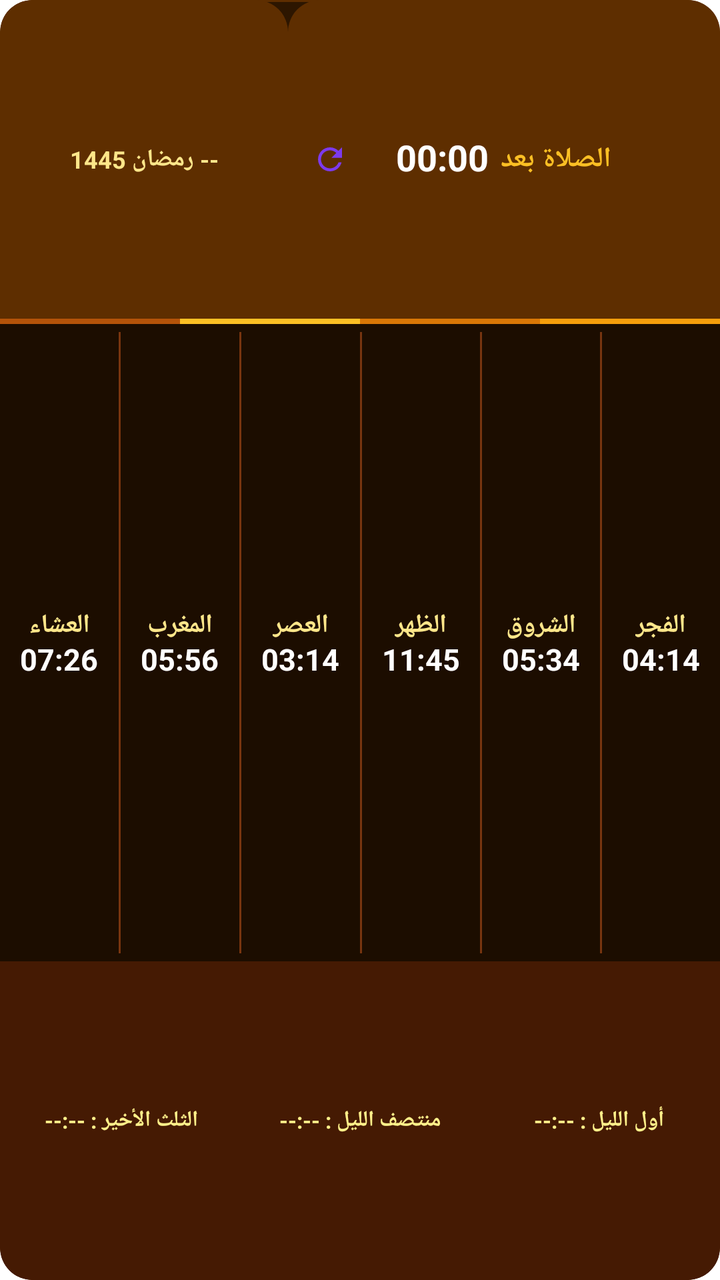
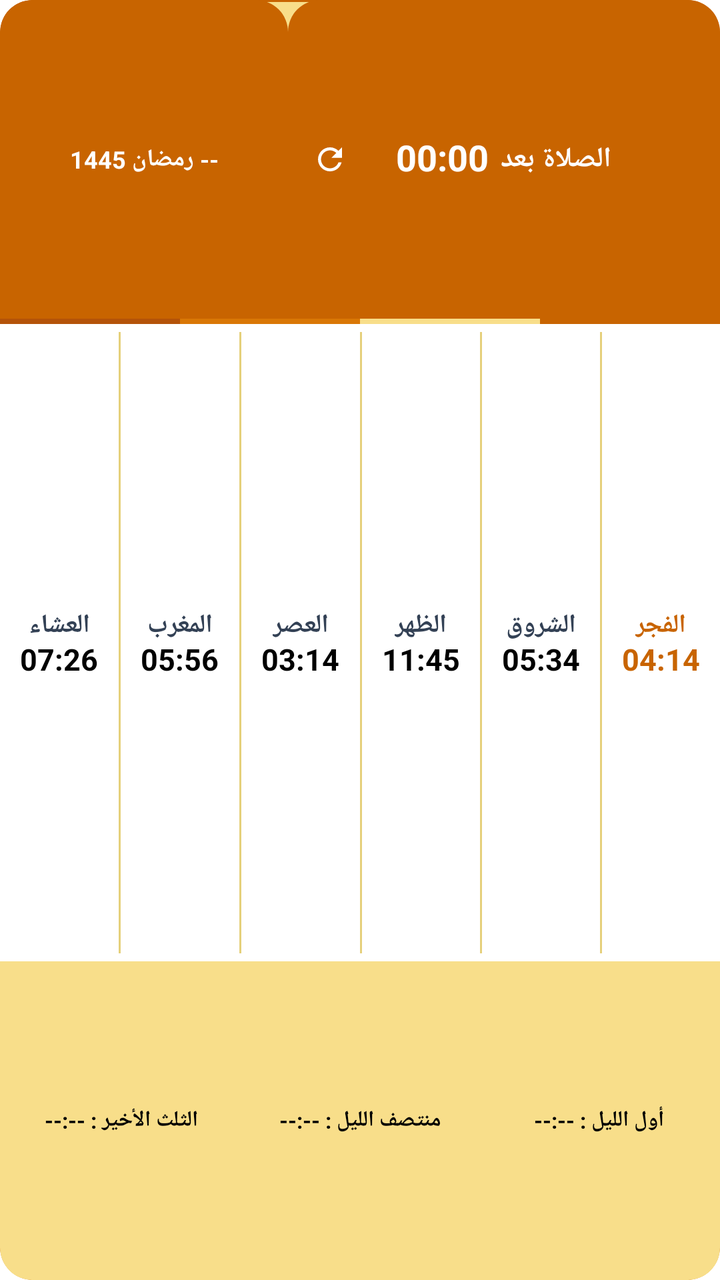

Before-and-after screenshots of an Android layout around one commit, followed by the original layout XML and the change that was made.
<!-- AndroidManifest.xml: application theme AppTheme.NoActionBar -->
<!-- res/layout/prayer_widget.xml -->
<?xml version="1.0" encoding="utf-8"?>
<LinearLayout xmlns:android="http://schemas.android.com/apk/res/android"
    android:id="@+id/widget_root"
    android:layout_width="match_parent"
    android:layout_height="match_parent"
    android:orientation="vertical"
    android:layoutDirection="rtl"
    android:background="@drawable/widget_bg_white"
    android:clipToOutline="true"
    android:layout_margin="0dp"
    android:padding="0dp">

    
    <LinearLayout
        android:layout_width="match_parent"
        android:layout_height="0dp"
        android:layout_weight="25"
        android:orientation="horizontal"
        android:baselineAligned="false">

        
        <RelativeLayout
            android:id="@+id/widget_top_right_section"
            android:layout_width="0dp"
            android:layout_weight="6"
            android:layout_height="match_parent"
            android:background="@drawable/widget_top_right_bg"
            android:padding="0dp">

            
            <ImageView
                android:id="@+id/widget_app_icon_small"
                android:layout_width="22dp"
                android:layout_height="22dp"
                android:src="@mipmap/ic_launcher"
                android:layout_alignParentStart="true"
                android:layout_centerVertical="true"
                android:layout_marginStart="12dp"
                android:contentDescription="App Icon" />

            <ImageView
                android:id="@+id/widget_app_icon_large"
                android:layout_width="34dp"
                android:layout_height="34dp"
                android:src="@mipmap/ic_launcher"
                android:layout_alignParentStart="true"
                android:layout_centerVertical="true"
                android:layout_marginStart="12dp"
                android:visibility="gone"
                android:contentDescription="App Icon Large" />

            
            <LinearLayout
                android:id="@+id/widget_next_prayer_container"
                android:layout_width="wrap_content"
                android:layout_height="wrap_content"
                android:orientation="horizontal"
                android:layout_centerInParent="true"
                android:gravity="center">

                <TextView
                    android:id="@+id/widget_next_prayer_name"
                    android:layout_width="wrap_content"
                    android:layout_height="wrap_content"
                    android:text="الصلاة بعد"
                    android:textColor="#FBBF24"
                    android:textSize="14sp"
                    android:textStyle="bold"
                    android:layout_marginEnd="6dp"
                    android:singleLine="true"
                    android:includeFontPadding="false" />

                <Chronometer
                    android:id="@+id/widget_next_prayer_time"
                    android:layout_width="wrap_content"
                    android:layout_height="wrap_content"
                    android:textColor="#FFFFFF"
                    android:textSize="18sp"
                    android:textStyle="bold"
                    android:layout_marginTop="0dp"
                    android:countDown="true"
                    android:singleLine="true"
                    android:includeFontPadding="false" />

                <TextView
                    android:id="@+id/widget_next_prayer_time_en"
                    android:layout_width="wrap_content"
                    android:layout_height="wrap_content"
                    android:textColor="#FFFFFF"
                    android:textSize="18sp"
                    android:textStyle="bold"
                    android:layout_marginTop="0dp"
                    android:visibility="gone" />
            </LinearLayout>

            
            <ImageView
                android:id="@+id/widget_btn_refresh"
                android:layout_width="22dp"
                android:layout_height="22dp"
                android:src="@drawable/ic_widget_refresh"
                android:layout_alignParentEnd="true"
                android:layout_centerVertical="true"
                android:layout_marginEnd="10dp"
                android:padding="2dp"
                android:contentDescription="Refresh" />
        </RelativeLayout>

        
        <LinearLayout
            android:id="@+id/widget_left_section"
            android:layout_width="0dp"
            android:layout_weight="4"
            android:layout_height="match_parent"
            android:background="@drawable/widget_left_bg"
            android:orientation="vertical"
            android:gravity="center"
            android:clickable="true"
            android:focusable="true"
            android:paddingStart="4dp"
            android:paddingEnd="4dp">

            <TextView
                android:id="@+id/widget_hijri_date"
                android:layout_width="match_parent"
                android:layout_height="wrap_content"
                android:text="-- رمضان 1445"
                android:textColor="#FDE68A"
                android:textSize="12sp"
                android:textStyle="bold"
                android:gravity="center"
                android:textAlignment="center"
                android:singleLine="true" />

            <TextView
                android:id="@+id/widget_gregorian_date"
                android:layout_width="match_parent"
                android:layout_height="wrap_content"
                android:text="-- -- --"
                android:textColor="#FDE68A"
                android:textSize="10sp"
                android:textStyle="bold"
                android:gravity="center"
                android:textAlignment="center"
                android:singleLine="true"
                android:visibility="gone"
                android:layout_marginTop="1dp" />
        </LinearLayout>
    </LinearLayout>

    
    <LinearLayout
        android:id="@+id/widget_accent_strip"
        android:layout_width="match_parent"
        android:layout_height="2.5dp"
        android:orientation="horizontal"
        android:baselineAligned="false">
        <FrameLayout
            android:id="@+id/full_strip_purple"
            android:layout_width="0dp"
            android:layout_weight="1"
            android:layout_height="match_parent"
            android:background="#F59E0B" />
        <FrameLayout
            android:id="@+id/full_strip_green"
            android:layout_width="0dp"
            android:layout_weight="1"
            android:layout_height="match_parent"
            android:background="#D97706" />
        <FrameLayout
            android:id="@+id/full_strip_teal"
            android:layout_width="0dp"
            android:layout_weight="1"
            android:layout_height="match_parent"
            android:background="#FBBF24" />
        <FrameLayout
            android:id="@+id/full_strip_terracotta"
            android:layout_width="0dp"
            android:layout_weight="1"
            android:layout_height="match_parent"
            android:background="#B45309" />
    </LinearLayout>

    
    <LinearLayout
        android:id="@+id/widget_middle_section"
        android:layout_width="match_parent"
        android:layout_height="0dp"
        android:layout_weight="50"
        android:orientation="horizontal"
        android:background="#1C0D00"
        android:paddingTop="2dp"
        android:paddingBottom="2dp"
        android:clickable="true"
        android:focusable="true">

        
        <LinearLayout android:id="@+id/col_fajr" android:layout_width="0dp" android:layout_weight="1" android:layout_height="match_parent" android:orientation="vertical" android:gravity="center">
            <TextView android:id="@+id/name_fajr" android:layout_width="wrap_content" android:layout_height="wrap_content" android:text="الفجر" android:textColor="#FDE68A" android:textSize="13sp" android:textStyle="bold" android:singleLine="true" android:includeFontPadding="false"/>
            <TextView android:id="@+id/time_fajr" android:layout_width="wrap_content" android:layout_height="wrap_content" android:text="04:14" android:textColor="#FFFFFF" android:textSize="15sp" android:textStyle="bold" android:layout_marginTop="0dp" android:singleLine="true" android:includeFontPadding="false"/>
        </LinearLayout>
        <FrameLayout android:id="@+id/sep_1" android:layout_width="1dp" android:layout_height="match_parent" android:background="#78350F" android:layout_marginTop="2dp" android:layout_marginBottom="2dp"/>

        
        <LinearLayout android:id="@+id/col_sunrise" android:layout_width="0dp" android:layout_weight="1" android:layout_height="match_parent" android:orientation="vertical" android:gravity="center">
            <TextView android:id="@+id/name_sunrise" android:layout_width="wrap_content" android:layout_height="wrap_content" android:text="الشروق" android:textColor="#FDE68A" android:textSize="13sp" android:textStyle="bold" android:singleLine="true" android:includeFontPadding="false"/>
            <TextView android:id="@+id/time_sunrise" android:layout_width="wrap_content" android:layout_height="wrap_content" android:text="05:34" android:textColor="#FFFFFF" android:textSize="15sp" android:textStyle="bold" android:layout_marginTop="0dp" android:singleLine="true" android:includeFontPadding="false"/>
        </LinearLayout>
        <FrameLayout android:id="@+id/sep_2" android:layout_width="1dp" android:layout_height="match_parent" android:background="#78350F" android:layout_marginTop="2dp" android:layout_marginBottom="2dp"/>

        
        <LinearLayout android:id="@+id/col_dhuhr" android:layout_width="0dp" android:layout_weight="1" android:layout_height="match_parent" android:orientation="vertical" android:gravity="center">
            <TextView android:id="@+id/name_dhuhr" android:layout_width="wrap_content" android:layout_height="wrap_content" android:text="الظهر" android:textColor="#FDE68A" android:textSize="13sp" android:textStyle="bold" android:singleLine="true" android:includeFontPadding="false"/>
            <TextView android:id="@+id/time_dhuhr" android:layout_width="wrap_content" android:layout_height="wrap_content" android:text="11:45" android:textColor="#FFFFFF" android:textSize="15sp" android:textStyle="bold" android:layout_marginTop="0dp" android:singleLine="true" android:includeFontPadding="false"/>
        </LinearLayout>
        <FrameLayout android:id="@+id/sep_3" android:layout_width="1dp" android:layout_height="match_parent" android:background="#78350F" android:layout_marginTop="2dp" android:layout_marginBottom="2dp"/>

        
        <LinearLayout android:id="@+id/col_asr" android:layout_width="0dp" android:layout_weight="1" android:layout_height="match_parent" android:orientation="vertical" android:gravity="center">
            <TextView android:id="@+id/name_asr" android:layout_width="wrap_content" android:layout_height="wrap_content" android:text="العصر" android:textColor="#FDE68A" android:textSize="13sp" android:textStyle="bold" android:singleLine="true" android:includeFontPadding="false"/>
            <TextView android:id="@+id/time_asr" android:layout_width="wrap_content" android:layout_height="wrap_content" android:text="03:14" android:textColor="#FFFFFF" android:textSize="15sp" android:textStyle="bold" android:layout_marginTop="0dp" android:singleLine="true" android:includeFontPadding="false"/>
        </LinearLayout>
        <FrameLayout android:id="@+id/sep_4" android:layout_width="1dp" android:layout_height="match_parent" android:background="#78350F" android:layout_marginTop="2dp" android:layout_marginBottom="2dp"/>

        
        <LinearLayout android:id="@+id/col_maghrib" android:layout_width="0dp" android:layout_weight="1" android:layout_height="match_parent" android:orientation="vertical" android:gravity="center">
            <TextView android:id="@+id/name_maghrib" android:layout_width="wrap_content" android:layout_height="wrap_content" android:text="المغرب" android:textColor="#FDE68A" android:textSize="13sp" android:textStyle="bold" android:singleLine="true" android:includeFontPadding="false"/>
            <TextView android:id="@+id/time_maghrib" android:layout_width="wrap_content" android:layout_height="wrap_content" android:text="05:56" android:textColor="#FFFFFF" android:textSize="15sp" android:textStyle="bold" android:layout_marginTop="0dp" android:singleLine="true" android:includeFontPadding="false"/>
        </LinearLayout>
        <FrameLayout android:id="@+id/sep_5" android:layout_width="1dp" android:layout_height="match_parent" android:background="#78350F" android:layout_marginTop="2dp" android:layout_marginBottom="2dp"/>

        
        <LinearLayout android:id="@+id/col_isha" android:layout_width="0dp" android:layout_weight="1" android:layout_height="match_parent" android:orientation="vertical" android:gravity="center">
            <TextView android:id="@+id/name_isha" android:layout_width="wrap_content" android:layout_height="wrap_content" android:text="العشاء" android:textColor="#FDE68A" android:textSize="13sp" android:textStyle="bold" android:singleLine="true" android:includeFontPadding="false"/>
            <TextView android:id="@+id/time_isha" android:layout_width="wrap_content" android:layout_height="wrap_content" android:text="07:26" android:textColor="#FFFFFF" android:textSize="15sp" android:textStyle="bold" android:layout_marginTop="0dp" android:singleLine="true" android:includeFontPadding="false"/>
        </LinearLayout>
    </LinearLayout>

    
    <LinearLayout
        android:id="@+id/widget_bottom_section"
        android:layout_width="match_parent"
        android:layout_height="0dp"
        android:layout_weight="25"
        android:orientation="horizontal"
        android:background="@drawable/widget_bottom_bg"
        android:padding="1dp"
        android:gravity="center"
        android:clickable="true"
        android:focusable="true">

        <TextView
            android:id="@+id/widget_first_third"
            android:layout_width="0dp"
            android:layout_weight="1"
            android:layout_height="match_parent"
            android:text="أول الليل : --:--"
            android:textColor="#FEF08A"
            android:textSize="11sp"
            android:textStyle="bold"
            android:gravity="center"
            android:singleLine="true"
            android:includeFontPadding="false" />

        <TextView
            android:id="@+id/widget_midnight"
            android:layout_width="0dp"
            android:layout_weight="1"
            android:layout_height="match_parent"
            android:text="منتصف الليل : --:--"
            android:textColor="#FEF08A"
            android:textSize="11sp"
            android:textStyle="bold"
            android:gravity="center"
            android:singleLine="true"
            android:includeFontPadding="false" />

        <TextView
            android:id="@+id/widget_last_third"
            android:layout_width="0dp"
            android:layout_weight="1"
            android:layout_height="match_parent"
            android:text="الثلث الأخير : --:--"
            android:textColor="#FEF08A"
            android:textSize="11sp"
            android:textStyle="bold"
            android:gravity="center"
            android:singleLine="true"
            android:includeFontPadding="false" />
    </LinearLayout>
</LinearLayout>
<!-- resources referenced by this layout -->
<resources>
  <!-- drawable ic_widget_refresh (drawable) -->
  <vector xmlns:android="http://schemas.android.com/apk/res/android"
      android:width="24dp"
      android:height="24dp"
      android:viewportWidth="24"
      android:viewportHeight="24">
    <path
        android:fillColor="#7c3aed"
        android:pathData="M17.65,6.35C16.2,4.9 14.21,4 12,4c-4.42,0 -7.99,3.58 -7.99,8s3.57,8 7.99,8c3.73,0 6.84,-2.55 7.73,-6h-2.08c-0.82,2.33 -3.04,4 -5.65,4 -3.31,0 -6,-2.69 -6,-6s2.69,-6 6,-6c1.66,0 3.14,0.69 4.22,1.78L13,11h7V4l-2.35,2.35z"/>
  </vector>
  <!-- drawable widget_bg_white (drawable) -->
  <?xml version="1.0" encoding="utf-8"?>
  <shape xmlns:android="http://schemas.android.com/apk/res/android">
      <solid android:color="#2D1600" />
      <corners android:radius="16dp" />
      <stroke android:width="1dp" android:color="#5E2E00" />
  </shape>
  <!-- drawable widget_bottom_bg (drawable) -->
  <?xml version="1.0" encoding="utf-8"?>
  <shape xmlns:android="http://schemas.android.com/apk/res/android">
      <solid android:color="#451A03" />
      <corners android:bottomLeftRadius="16dp" android:bottomRightRadius="16dp" />
  </shape>
  <!-- drawable widget_left_bg (drawable) -->
  <?xml version="1.0" encoding="utf-8"?>
  <shape xmlns:android="http://schemas.android.com/apk/res/android">
      <solid android:color="#5E2E00" />
      <corners android:topRightRadius="16dp" android:topLeftRadius="16dp" />
  </shape>
  <!-- drawable widget_top_right_bg (drawable) -->
  <?xml version="1.0" encoding="utf-8"?>
  <shape xmlns:android="http://schemas.android.com/apk/res/android">
      <solid android:color="#5E2E00" />
      <corners android:topLeftRadius="16dp" />
  </shape>
  <!-- mipmap ic_launcher (mipmap-anydpi-v26) -->
  <?xml version="1.0" encoding="utf-8"?>
  <adaptive-icon xmlns:android="http://schemas.android.com/apk/res/android">
      <background android:drawable="@color/ic_launcher_background" />
      <foreground android:drawable="@mipmap/ic_launcher_foreground" />
  </adaptive-icon>
  <color name="ic_launcher_background">#FFFFFF</color>
</resources>

<!-- the commit's change to res/layout/prayer_widget.xml (unified diff, before → after) -->
@@ -63,7 +63,7 @@
                     android:layout_width="wrap_content"
                     android:layout_height="wrap_content"
                     android:text="الصلاة بعد"
-                    android:textColor="#FBBF24"
+                    android:textColor="#FFFFFF"
                     android:textSize="14sp"
                     android:textStyle="bold"
                     android:layout_marginEnd="6dp"
@@ -99,6 +99,7 @@
                 android:layout_width="22dp"
                 android:layout_height="22dp"
                 android:src="@drawable/ic_widget_refresh"
+                android:tint="#FFFFFF"
                 android:layout_alignParentEnd="true"
                 android:layout_centerVertical="true"
                 android:layout_marginEnd="10dp"
@@ -125,7 +126,7 @@
                 android:layout_width="match_parent"
                 android:layout_height="wrap_content"
                 android:text="-- رمضان 1445"
-                android:textColor="#FDE68A"
+                android:textColor="#FFFFFF"
                 android:textSize="12sp"
                 android:textStyle="bold"
                 android:gravity="center"
@@ -137,7 +138,7 @@
                 android:layout_width="match_parent"
                 android:layout_height="wrap_content"
                 android:text="-- -- --"
-                android:textColor="#FDE68A"
+                android:textColor="#FFFFFF"
                 android:textSize="10sp"
                 android:textStyle="bold"
                 android:gravity="center"
@@ -160,19 +161,19 @@
             android:layout_width="0dp"
             android:layout_weight="1"
             android:layout_height="match_parent"
-            android:background="#F59E0B" />
+            android:background="#C86400" />
         <FrameLayout
             android:id="@+id/full_strip_green"
             android:layout_width="0dp"
             android:layout_weight="1"
             android:layout_height="match_parent"
+            android:background="#F8DE8A" />
+        <FrameLayout
+            android:id="@+id/full_strip_teal"
+            android:layout_width="0dp"
+            android:layout_weight="1"
+            android:layout_height="match_parent"
             android:background="#D97706" />
-        <FrameLayout
-            android:id="@+id/full_strip_teal"
-            android:layout_width="0dp"
-            android:layout_weight="1"
-            android:layout_height="match_parent"
-            android:background="#FBBF24" />
         <FrameLayout
             android:id="@+id/full_strip_terracotta"
             android:layout_width="0dp"
@@ -188,7 +189,7 @@
         android:layout_height="0dp"
         android:layout_weight="50"
         android:orientation="horizontal"
-        android:background="#1C0D00"
+        android:background="#FFFFFF"
         android:paddingTop="2dp"
         android:paddingBottom="2dp"
         android:clickable="true"
@@ -196,43 +197,43 @@
 
         
         <LinearLayout android:id="@+id/col_fajr" android:layout_width="0dp" android:layout_weight="1" android:layout_height="match_parent" android:orientation="vertical" android:gravity="center">
-            <TextView android:id="@+id/name_fajr" android:layout_width="wrap_content" android:layout_height="wrap_content" android:text="الفجر" android:textColor="#FDE68A" android:textSize="13sp" android:textStyle="bold" android:singleLine="true" android:includeFontPadding="false"/>
-            <TextView android:id="@+id/time_fajr" android:layout_width="wrap_content" android:layout_height="wrap_content" android:text="04:14" android:textColor="#FFFFFF" android:textSize="15sp" android:textStyle="bold" android:layout_marginTop="0dp" android:singleLine="true" android:includeFontPadding="false"/>
-        </LinearLayout>
-        <FrameLayout android:id="@+id/sep_1" android:layout_width="1dp" android:layout_height="match_parent" android:background="#78350F" android:layout_marginTop="2dp" android:layout_marginBottom="2dp"/>
+            <TextView android:id="@+id/name_fajr" android:layout_width="wrap_content" android:layout_height="wrap_content" android:text="الفجر" android:textColor="#C86400" android:textSize="13sp" android:textStyle="bold" android:singleLine="true" android:includeFontPadding="false"/>
+            <TextView android:id="@+id/time_fajr" android:layout_width="wrap_content" android:layout_height="wrap_content" android:text="04:14" android:textColor="#C86400" android:textSize="15sp" android:textStyle="bold" android:layout_marginTop="0dp" android:singleLine="true" android:includeFontPadding="false"/>
+        </LinearLayout>
+        <FrameLayout android:id="@+id/sep_1" android:layout_width="1dp" android:layout_height="match_parent" android:background="#E5D07B" android:layout_marginTop="2dp" android:layout_marginBottom="2dp"/>
 
         
         <LinearLayout android:id="@+id/col_sunrise" android:layout_width="0dp" android:layout_weight="1" android:layout_height="match_parent" android:orientation="vertical" android:gravity="center">
-            <TextView android:id="@+id/name_sunrise" android:layout_width="wrap_content" android:layout_height="wrap_content" android:text="الشروق" android:textColor="#FDE68A" android:textSize="13sp" android:textStyle="bold" android:singleLine="true" android:includeFontPadding="false"/>
-            <TextView android:id="@+id/time_sunrise" android:layout_width="wrap_content" android:layout_height="wrap_content" android:text="05:34" android:textColor="#FFFFFF" android:textSize="15sp" android:textStyle="bold" android:layout_marginTop="0dp" android:singleLine="true" android:includeFontPadding="false"/>
-        </LinearLayout>
-        <FrameLayout android:id="@+id/sep_2" android:layout_width="1dp" android:layout_height="match_parent" android:background="#78350F" android:layout_marginTop="2dp" android:layout_marginBottom="2dp"/>
+            <TextView android:id="@+id/name_sunrise" android:layout_width="wrap_content" android:layout_height="wrap_content" android:text="الشروق" android:textColor="#334155" android:textSize="13sp" android:textStyle="bold" android:singleLine="true" android:includeFontPadding="false"/>
+            <TextView android:id="@+id/time_sunrise" android:layout_width="wrap_content" android:layout_height="wrap_content" android:text="05:34" android:textColor="#000000" android:textSize="15sp" android:textStyle="bold" android:layout_marginTop="0dp" android:singleLine="true" android:includeFontPadding="false"/>
+        </LinearLayout>
+        <FrameLayout android:id="@+id/sep_2" android:layout_width="1dp" android:layout_height="match_parent" android:background="#E5D07B" android:layout_marginTop="2dp" android:layout_marginBottom="2dp"/>
 
         
         <LinearLayout android:id="@+id/col_dhuhr" android:layout_width="0dp" android:layout_weight="1" android:layout_height="match_parent" android:orientation="vertical" android:gravity="center">
-            <TextView android:id="@+id/name_dhuhr" android:layout_width="wrap_content" android:layout_height="wrap_content" android:text="الظهر" android:textColor="#FDE68A" android:textSize="13sp" android:textStyle="bold" android:singleLine="true" android:includeFontPadding="false"/>
-            <TextView android:id="@+id/time_dhuhr" android:layout_width="wrap_content" android:layout_height="wrap_content" android:text="11:45" android:textColor="#FFFFFF" android:textSize="15sp" android:textStyle="bold" android:layout_marginTop="0dp" android:singleLine="true" android:includeFontPadding="false"/>
-        </LinearLayout>
-        <FrameLayout android:id="@+id/sep_3" android:layout_width="1dp" android:layout_height="match_parent" android:background="#78350F" android:layout_marginTop="2dp" android:layout_marginBottom="2dp"/>
+            <TextView android:id="@+id/name_dhuhr" android:layout_width="wrap_content" android:layout_height="wrap_content" android:text="الظهر" android:textColor="#334155" android:textSize="13sp" android:textStyle="bold" android:singleLine="true" android:includeFontPadding="false"/>
+            <TextView android:id="@+id/time_dhuhr" android:layout_width="wrap_content" android:layout_height="wrap_content" android:text="11:45" android:textColor="#000000" android:textSize="15sp" android:textStyle="bold" android:layout_marginTop="0dp" android:singleLine="true" android:includeFontPadding="false"/>
+        </LinearLayout>
+        <FrameLayout android:id="@+id/sep_3" android:layout_width="1dp" android:layout_height="match_parent" android:background="#E5D07B" android:layout_marginTop="2dp" android:layout_marginBottom="2dp"/>
 
         
         <LinearLayout android:id="@+id/col_asr" android:layout_width="0dp" android:layout_weight="1" android:layout_height="match_parent" android:orientation="vertical" android:gravity="center">
-            <TextView android:id="@+id/name_asr" android:layout_width="wrap_content" android:layout_height="wrap_content" android:text="العصر" android:textColor="#FDE68A" android:textSize="13sp" android:textStyle="bold" android:singleLine="true" android:includeFontPadding="false"/>
-            <TextView android:id="@+id/time_asr" android:layout_width="wrap_content" android:layout_height="wrap_content" android:text="03:14" android:textColor="#FFFFFF" android:textSize="15sp" android:textStyle="bold" android:layout_marginTop="0dp" android:singleLine="true" android:includeFontPadding="false"/>
-        </LinearLayout>
-        <FrameLayout android:id="@+id/sep_4" android:layout_width="1dp" android:layout_height="match_parent" android:background="#78350F" android:layout_marginTop="2dp" android:layout_marginBottom="2dp"/>
+            <TextView android:id="@+id/name_asr" android:layout_width="wrap_content" android:layout_height="wrap_content" android:text="العصر" android:textColor="#334155" android:textSize="13sp" android:textStyle="bold" android:singleLine="true" android:includeFontPadding="false"/>
+            <TextView android:id="@+id/time_asr" android:layout_width="wrap_content" android:layout_height="wrap_content" android:text="03:14" android:textColor="#000000" android:textSize="15sp" android:textStyle="bold" android:layout_marginTop="0dp" android:singleLine="true" android:includeFontPadding="false"/>
+        </LinearLayout>
+        <FrameLayout android:id="@+id/sep_4" android:layout_width="1dp" android:layout_height="match_parent" android:background="#E5D07B" android:layout_marginTop="2dp" android:layout_marginBottom="2dp"/>
 
         
         <LinearLayout android:id="@+id/col_maghrib" android:layout_width="0dp" android:layout_weight="1" android:layout_height="match_parent" android:orientation="vertical" android:gravity="center">
-            <TextView android:id="@+id/name_maghrib" android:layout_width="wrap_content" android:layout_height="wrap_content" android:text="المغرب" android:textColor="#FDE68A" android:textSize="13sp" android:textStyle="bold" android:singleLine="true" android:includeFontPadding="false"/>
-            <TextView android:id="@+id/time_maghrib" android:layout_width="wrap_content" android:layout_height="wrap_content" android:text="05:56" android:textColor="#FFFFFF" android:textSize="15sp" android:textStyle="bold" android:layout_marginTop="0dp" android:singleLine="true" android:includeFontPadding="false"/>
-        </LinearLayout>
-        <FrameLayout android:id="@+id/sep_5" android:layout_width="1dp" android:layout_height="match_parent" android:background="#78350F" android:layout_marginTop="2dp" android:layout_marginBottom="2dp"/>
+            <TextView android:id="@+id/name_maghrib" android:layout_width="wrap_content" android:layout_height="wrap_content" android:text="المغرب" android:textColor="#334155" android:textSize="13sp" android:textStyle="bold" android:singleLine="true" android:includeFontPadding="false"/>
+            <TextView android:id="@+id/time_maghrib" android:layout_width="wrap_content" android:layout_height="wrap_content" android:text="05:56" android:textColor="#000000" android:textSize="15sp" android:textStyle="bold" android:layout_marginTop="0dp" android:singleLine="true" android:includeFontPadding="false"/>
+        </LinearLayout>
+        <FrameLayout android:id="@+id/sep_5" android:layout_width="1dp" android:layout_height="match_parent" android:background="#E5D07B" android:layout_marginTop="2dp" android:layout_marginBottom="2dp"/>
 
         
         <LinearLayout android:id="@+id/col_isha" android:layout_width="0dp" android:layout_weight="1" android:layout_height="match_parent" android:orientation="vertical" android:gravity="center">
-            <TextView android:id="@+id/name_isha" android:layout_width="wrap_content" android:layout_height="wrap_content" android:text="العشاء" android:textColor="#FDE68A" android:textSize="13sp" android:textStyle="bold" android:singleLine="true" android:includeFontPadding="false"/>
-            <TextView android:id="@+id/time_isha" android:layout_width="wrap_content" android:layout_height="wrap_content" android:text="07:26" android:textColor="#FFFFFF" android:textSize="15sp" android:textStyle="bold" android:layout_marginTop="0dp" android:singleLine="true" android:includeFontPadding="false"/>
+            <TextView android:id="@+id/name_isha" android:layout_width="wrap_content" android:layout_height="wrap_content" android:text="العشاء" android:textColor="#334155" android:textSize="13sp" android:textStyle="bold" android:singleLine="true" android:includeFontPadding="false"/>
+            <TextView android:id="@+id/time_isha" android:layout_width="wrap_content" android:layout_height="wrap_content" android:text="07:26" android:textColor="#000000" android:textSize="15sp" android:textStyle="bold" android:layout_marginTop="0dp" android:singleLine="true" android:includeFontPadding="false"/>
         </LinearLayout>
     </LinearLayout>
 
@@ -255,7 +256,7 @@
             android:layout_weight="1"
             android:layout_height="match_parent"
             android:text="أول الليل : --:--"
-            android:textColor="#FEF08A"
+            android:textColor="#000000"
             android:textSize="11sp"
             android:textStyle="bold"
             android:gravity="center"
@@ -268,7 +269,7 @@
             android:layout_weight="1"
             android:layout_height="match_parent"
             android:text="منتصف الليل : --:--"
-            android:textColor="#FEF08A"
+            android:textColor="#000000"
             android:textSize="11sp"
             android:textStyle="bold"
             android:gravity="center"
@@ -281,7 +282,7 @@
             android:layout_weight="1"
             android:layout_height="match_parent"
             android:text="الثلث الأخير : --:--"
-            android:textColor="#FEF08A"
+            android:textColor="#000000"
             android:textSize="11sp"
             android:textStyle="bold"
             android:gravity="center"
<!-- resource entries referenced after the edit -->
@@ -13,26 +13,26 @@
   <!-- drawable widget_bg_white (drawable) -->
   <?xml version="1.0" encoding="utf-8"?>
   <shape xmlns:android="http://schemas.android.com/apk/res/android">
-      <solid android:color="#2D1600" />
+      <solid android:color="#F8DE8A" />
       <corners android:radius="16dp" />
-      <stroke android:width="1dp" android:color="#5E2E00" />
+      <stroke android:width="1dp" android:color="#C86400" />
   </shape>
   <!-- drawable widget_bottom_bg (drawable) -->
   <?xml version="1.0" encoding="utf-8"?>
   <shape xmlns:android="http://schemas.android.com/apk/res/android">
-      <solid android:color="#451A03" />
+      <solid android:color="#F8DE8A" />
       <corners android:bottomLeftRadius="16dp" android:bottomRightRadius="16dp" />
   </shape>
   <!-- drawable widget_left_bg (drawable) -->
   <?xml version="1.0" encoding="utf-8"?>
   <shape xmlns:android="http://schemas.android.com/apk/res/android">
-      <solid android:color="#5E2E00" />
+      <solid android:color="#C86400" />
       <corners android:topRightRadius="16dp" android:topLeftRadius="16dp" />
   </shape>
   <!-- drawable widget_top_right_bg (drawable) -->
   <?xml version="1.0" encoding="utf-8"?>
   <shape xmlns:android="http://schemas.android.com/apk/res/android">
-      <solid android:color="#5E2E00" />
+      <solid android:color="#C86400" />
       <corners android:topLeftRadius="16dp" />
   </shape>
   <!-- mipmap ic_launcher (mipmap-anydpi-v26) -->
